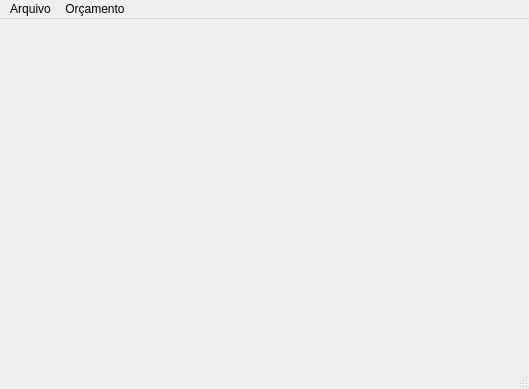
Old version of the form telas/tela_principal.ui in the repository pliniocefet/TemperCalc.
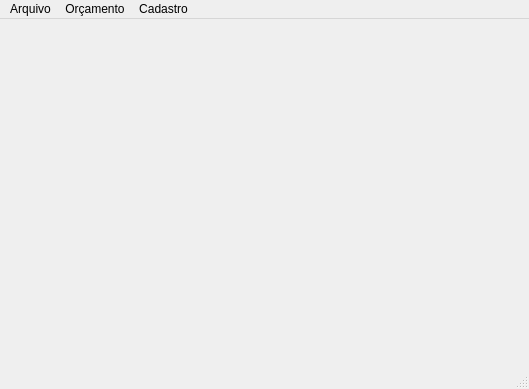
New version of the form.

The edit to the form file:
```diff
--- a/telas/tela_principal.ui
+++ b/telas/tela_principal.ui
@@ -35,8 +35,17 @@
     </property>
     <addaction name="actionFixos"/>
    </widget>
+   <widget class="QMenu" name="menuCadastro">
+    <property name="title">
+     <string>Cadastro</string>
+    </property>
+    <addaction name="actionCadastro_de_vidros"/>
+    <addaction name="actionCadastro_de_Alum_nios"/>
+    <addaction name="actionCadastro_de_Acess_rios"/>
+   </widget>
    <addaction name="menuArquivo"/>
    <addaction name="menuOr_amento"/>
+   <addaction name="menuCadastro"/>
   </widget>
   <widget class="QStatusBar" name="statusbar"/>
   <action name="actionSair">
```
Left out of the diff: 15 changed lines with no effect on the pictures.
